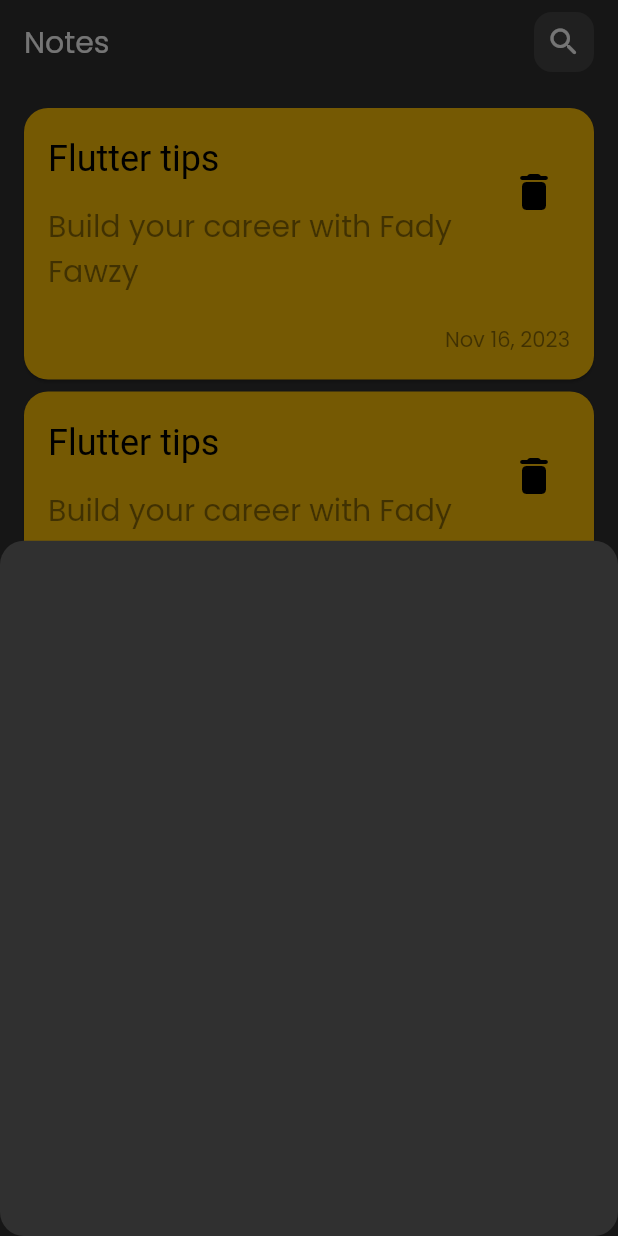
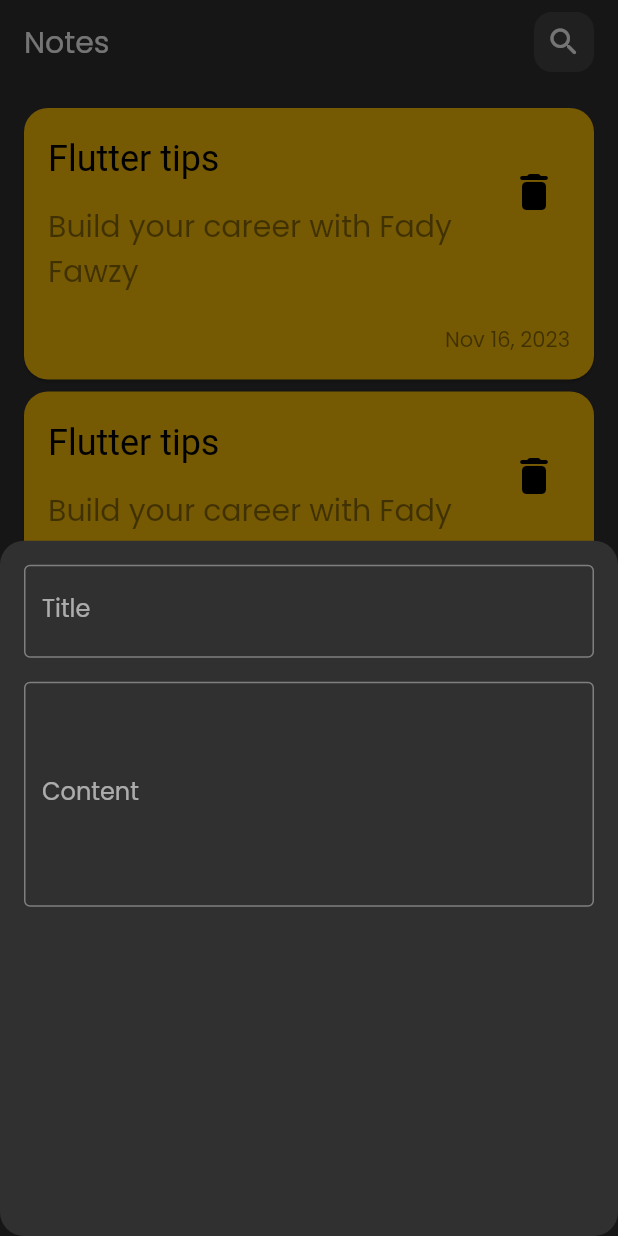
Before and after one commit to FadyFawzyOfficial/notes, a Flutter app: the screen it shows after launch, after a tap on the "add" icon, on a phone screen of 412 x 824 dp. Run offline on Flutter 3.47's test engine with Material 2 defaults, Android fonts, the phone set to English and light mode, and no system bars.

Commit message:
10. Add MainTextFields to NotesBottomSheet

```diff
--- a/lib/views/widgets/main_text_form_field.dart
+++ b/lib/views/widgets/main_text_form_field.dart
@@ -7,6 +7,7 @@ class MainTextFormField extends StatelessWidget {
   final TextInputType? keyboardType;
   final bool obscureText;
   final String? initialValue;
+  final int? maxLines;
 
   const MainTextFormField({
     super.key,
@@ -16,6 +17,7 @@ class MainTextFormField extends StatelessWidget {
     this.keyboardType,
     this.obscureText = false,
     this.initialValue,
+    this.maxLines,
   });
 
   @override
@@ -25,6 +27,7 @@ class MainTextFormField extends StatelessWidget {
       obscureText: obscureText,
       onSaved: onSaved,
       initialValue: initialValue,
+      maxLines: maxLines,
       validator: (value) =>
           value == null || value.isEmpty ? 'This field is required' : null,
       decoration: InputDecoration(
--- a/lib/views/widgets/notes_bottom_sheet.dart
+++ b/lib/views/widgets/notes_bottom_sheet.dart
@@ -1,10 +1,28 @@
 import 'package:flutter/material.dart';
+
+import 'main_text_form_field.dart';
 
 class NotesBottomSheet extends StatelessWidget {
   const NotesBottomSheet({super.key});
 
   @override
   Widget build(BuildContext context) {
-    return const Column();
+    return Padding(
+      padding: const EdgeInsets.all(16),
+      child: Column(
+        children: [
+          MainTextFormField(
+            label: 'Title',
+            onSaved: (value) {},
+          ),
+          const SizedBox(height: 16),
+          MainTextFormField(
+            label: 'Content',
+            maxLines: 5,
+            onSaved: (value) {},
+          )
+        ],
+      ),
+    );
   }
 }
```
